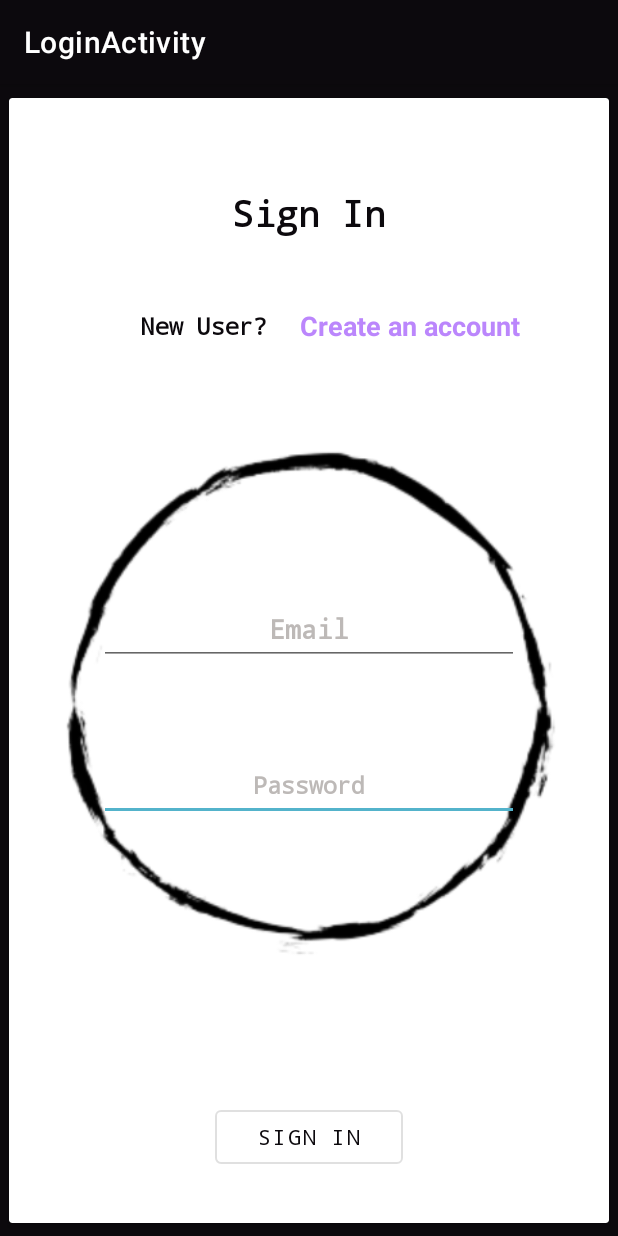
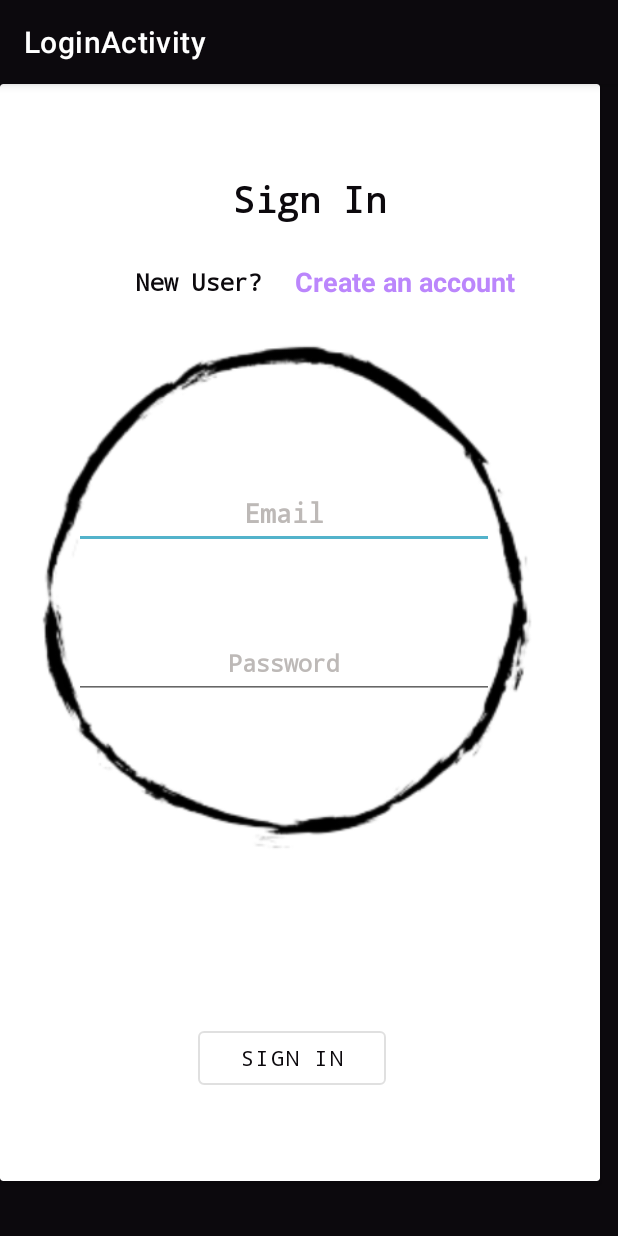
Before and after one commit to TeamMappi/Mappi_Official, an Android app: the screen it shows after launch once a user with an empty profile is signed in (Login), on a phone screen of 412 x 824 dp. Run offline under Robolectric (Android 15) with nearby library versions, the phone set to English and light mode, and no system bars; our stand-ins replace Firebase (no records; nobody signed in at launch, a user with empty details on screens opened directly); Roboto replaces fonts that are not available here.

Commit message:
Scroll Views added to each page as well as hiding passwords

```diff
--- a/Mappi/app/src/main/res/layout/activity_login.xml
+++ b/Mappi/app/src/main/res/layout/activity_login.xml
@@ -1,5 +1,5 @@
 <?xml version="1.0" encoding="utf-8"?>
-<androidx.constraintlayout.widget.ConstraintLayout xmlns:android="http://schemas.android.com/apk/res/android"
+<ScrollView xmlns:android="http://schemas.android.com/apk/res/android"
     xmlns:app="http://schemas.android.com/apk/res-auto"
     xmlns:tools="http://schemas.android.com/tools"
     android:layout_width="match_parent"
@@ -16,8 +16,8 @@
         app:layout_constraintTop_toTopOf="parent">
 
         <androidx.constraintlayout.widget.ConstraintLayout
-            android:layout_width="match_parent"
-            android:layout_height="match_parent">
+            android:layout_width="413dp"
+            android:layout_height="731dp">
 
             <ImageView
                 android:id="@+id/imageView5"
@@ -26,24 +26,24 @@
                 android:layout_marginTop="44dp"
                 app:layout_constraintBottom_toTopOf="@+id/signInButton"
                 app:layout_constraintEnd_toEndOf="parent"
-                app:layout_constraintHorizontal_bias="0.509"
+                app:layout_constraintHorizontal_bias="0.25"
                 app:layout_constraintStart_toStartOf="parent"
                 app:layout_constraintTop_toBottomOf="@+id/textView3"
-                app:layout_constraintVertical_bias="0.509"
+                app:layout_constraintVertical_bias="0.089"
                 app:srcCompat="@drawable/outline_removebg" />
 
             <TextView
                 android:id="@+id/textView2"
                 android:layout_width="90dp"
                 android:layout_height="25dp"
-                android:layout_marginTop="48dp"
+                android:layout_marginTop="28dp"
                 android:fontFamily="monospace"
                 android:text="New User?"
                 android:textColor="@color/black"
                 android:textSize="16sp"
                 android:textStyle="bold"
                 app:layout_constraintEnd_toEndOf="parent"
-                app:layout_constraintHorizontal_bias="0.283"
+                app:layout_constraintHorizontal_bias="0.281"
                 app:layout_constraintStart_toStartOf="parent"
                 app:layout_constraintTop_toBottomOf="@+id/textView3" />
 
@@ -74,23 +74,24 @@
                 app:layout_constraintBottom_toTopOf="@+id/edUsernameEmail"
                 app:layout_constraintStart_toEndOf="@+id/textView2"
                 app:layout_constraintTop_toBottomOf="@+id/textView3"
-                app:layout_constraintVertical_bias="0.222" />
+                app:layout_constraintVertical_bias="0.188" />
 
             <EditText
                 android:id="@+id/edPassword1"
                 android:layout_width="280dp"
                 android:layout_height="48dp"
-                android:layout_marginTop="56dp"
+                android:layout_marginTop="52dp"
                 android:ems="10"
                 android:fontFamily="monospace"
                 android:hint="Password"
-                android:inputType="textPersonName"
+                android:inputType="textPersonName|textPassword"
                 android:textAlignment="center"
                 android:textColor="@color/black"
                 android:textColorHint="#BDB9B7"
                 android:textSize="16sp"
                 android:textStyle="bold"
                 app:layout_constraintEnd_toEndOf="parent"
+                app:layout_constraintHorizontal_bias="0.368"
                 app:layout_constraintStart_toStartOf="parent"
                 app:layout_constraintTop_toBottomOf="@+id/edUsernameEmail" />
 
@@ -99,7 +100,7 @@
 
                 android:layout_width="280dp"
                 android:layout_height="48dp"
-                android:layout_marginTop="164dp"
+                android:layout_marginTop="116dp"
                 android:ems="10"
                 android:fontFamily="monospace"
                 android:hint="Email"
@@ -110,21 +111,23 @@
                 android:textSize="18dp"
                 android:textStyle="bold"
                 app:layout_constraintEnd_toEndOf="parent"
+                app:layout_constraintHorizontal_bias="0.368"
                 app:layout_constraintStart_toStartOf="parent"
                 app:layout_constraintTop_toBottomOf="@+id/textView2" />
 
             <Button
                 android:id="@+id/signInButton"
+                style="@style/Widget.MaterialComponents.Button.OutlinedButton"
                 android:layout_width="125dp"
                 android:layout_height="48dp"
-                style="@style/Widget.MaterialComponents.Button.OutlinedButton"
                 android:fontFamily="monospace"
                 android:text="Sign In"
                 app:layout_constraintBottom_toBottomOf="parent"
                 app:layout_constraintEnd_toEndOf="parent"
+                app:layout_constraintHorizontal_bias="0.458"
                 app:layout_constraintStart_toStartOf="parent"
                 app:layout_constraintTop_toBottomOf="@+id/edPassword1"
-                app:layout_constraintVertical_bias="0.848" />
+                app:layout_constraintVertical_bias="0.787" />
 
             <ImageView
                 android:id="@+id/imageView"
@@ -141,4 +144,4 @@
 
     </androidx.cardview.widget.CardView>
 
-</androidx.constraintlayout.widget.ConstraintLayout>
+</ScrollView>
```
Also changed, not shown: Mappi/app/src/main/res/layout/activity_favourite_pages.xml (+6 -3 lines), Mappi/app/src/main/res/layout/activity_history.xml (+5 -2 lines), Mappi/app/src/main/res/layout/activity_map_nav.xml (+22 -19 lines), Mappi/app/src/main/res/layout/activity_preferences_page.xml (+5 -2 lines), Mappi/app/src/main/res/layout/activity_settings_page.xml (+6 -5 lines), Mappi/app/src/main/res/layout/activity_sign_up.xml (+13 -9 lines).
